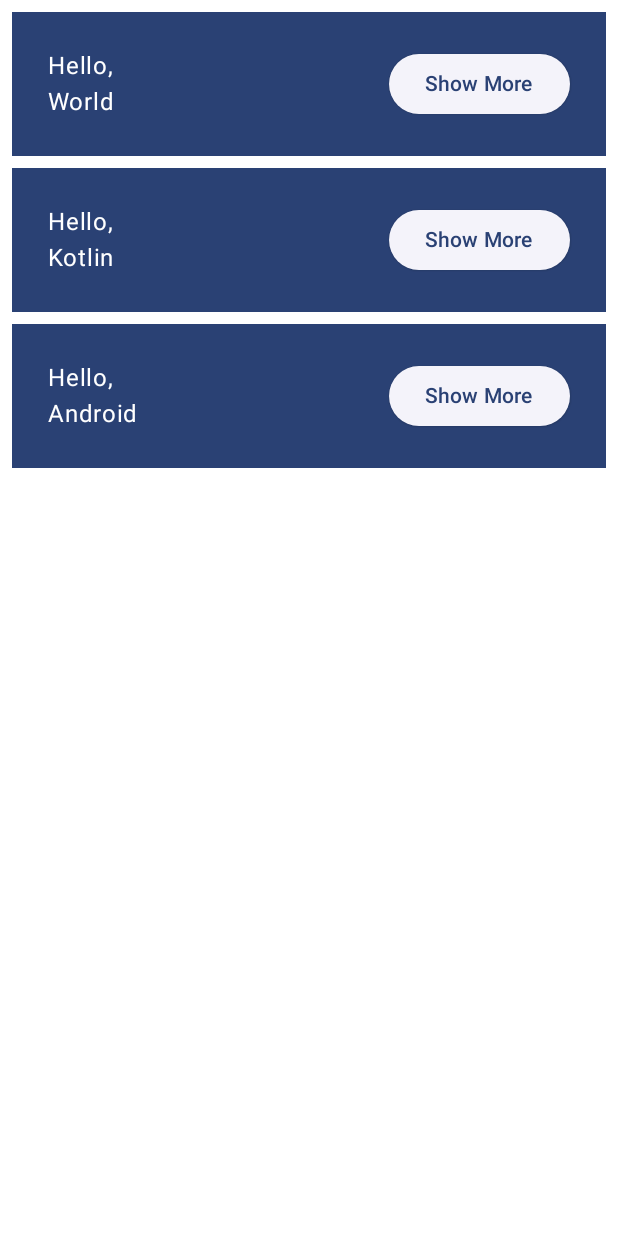
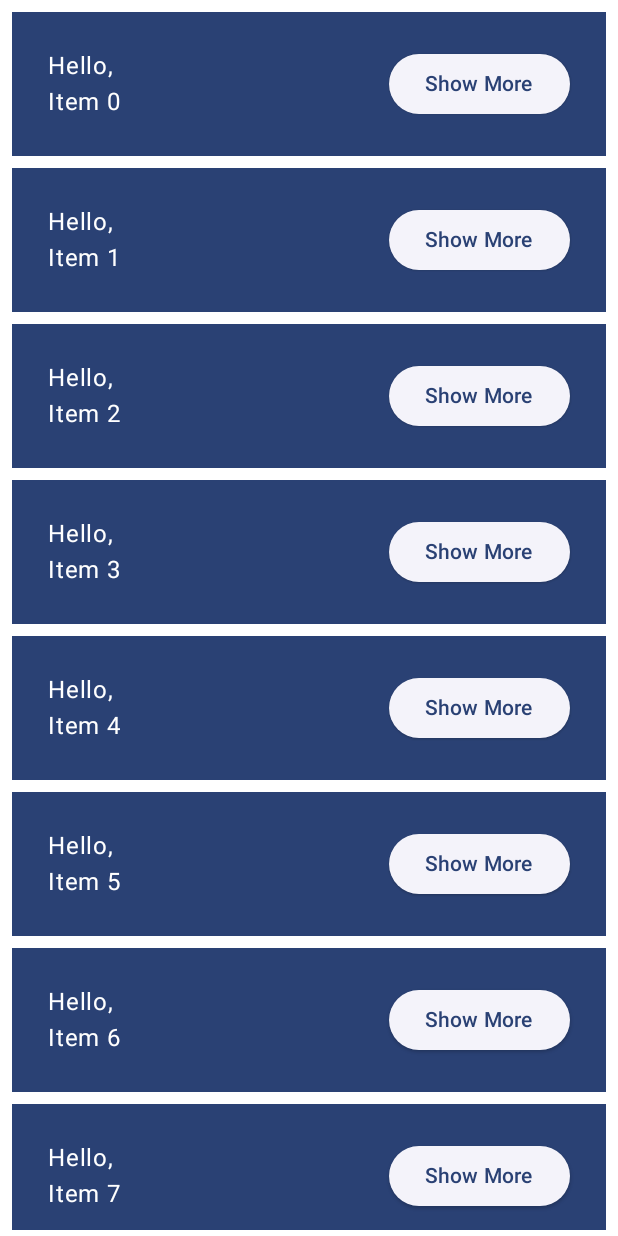
Before and after one commit to pereyrarg11/Codelab-Basic-Layouts, an Android app built with Jetpack Compose: the @Preview function DefaultPreview, on a phone screen of 412 x 824 dp. Run offline under Robolectric (Android 15) with nearby library versions, the phone set to English and light mode, and no system bars.

Commit message:
chore: creating a performant lazy list

```diff
--- a/app/src/main/java/com/pereyrarg11/codelabbasiclayouts/MainActivity.kt
+++ b/app/src/main/java/com/pereyrarg11/codelabbasiclayouts/MainActivity.kt
@@ -4,6 +4,8 @@ import android.os.Bundle
 import androidx.activity.ComponentActivity
 import androidx.activity.compose.setContent
 import androidx.compose.foundation.layout.*
+import androidx.compose.foundation.lazy.LazyColumn
+import androidx.compose.foundation.lazy.items
 import androidx.compose.material3.*
 import androidx.compose.runtime.*
 import androidx.compose.ui.Alignment
@@ -41,10 +43,10 @@ fun MyApp(
 @Composable
 fun Greetings(
     modifier: Modifier = Modifier,
-    names: List<String> = listOf("World", "Kotlin", "Android")
+    names: List<String> = List(1000) { "Item $it" }
 ) {
-    Column(modifier = modifier.padding(vertical = 4.dp)) {
-        names.forEach { name ->
+    LazyColumn(modifier = modifier.padding(vertical = 4.dp)) {
+        items(items = names) { name ->
             Greeting(name = name)
         }
     }
```
